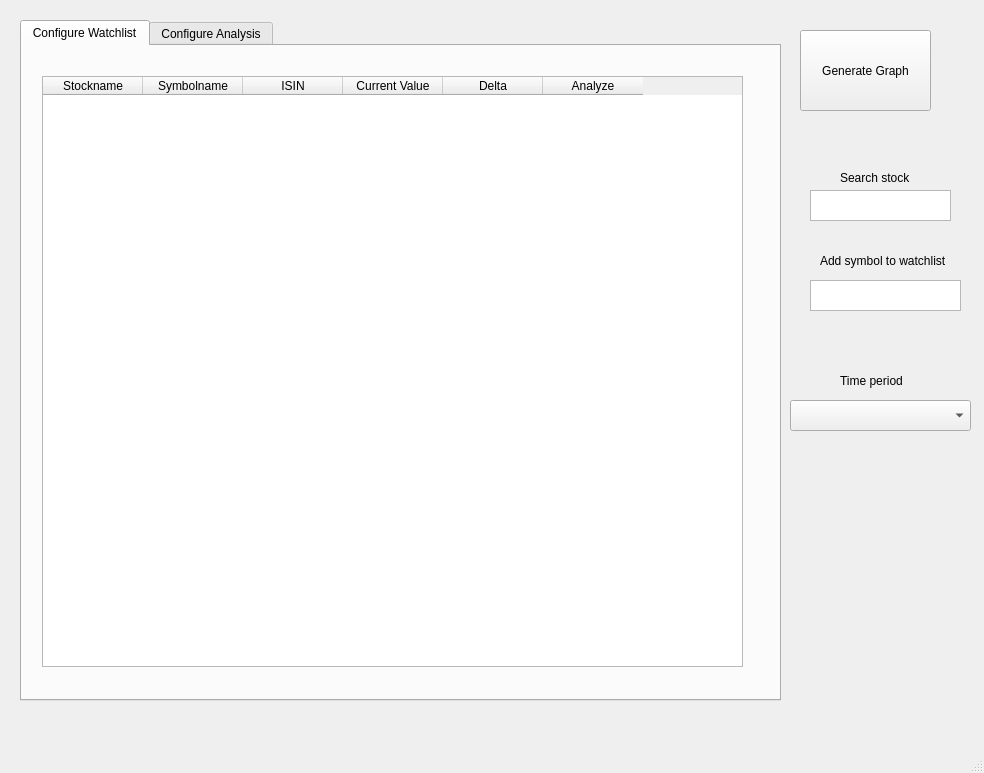
Before: the Qt Designer form view/qt/mainframe.ui in FantaExotic/Way2WB, drawn with Qt 5.
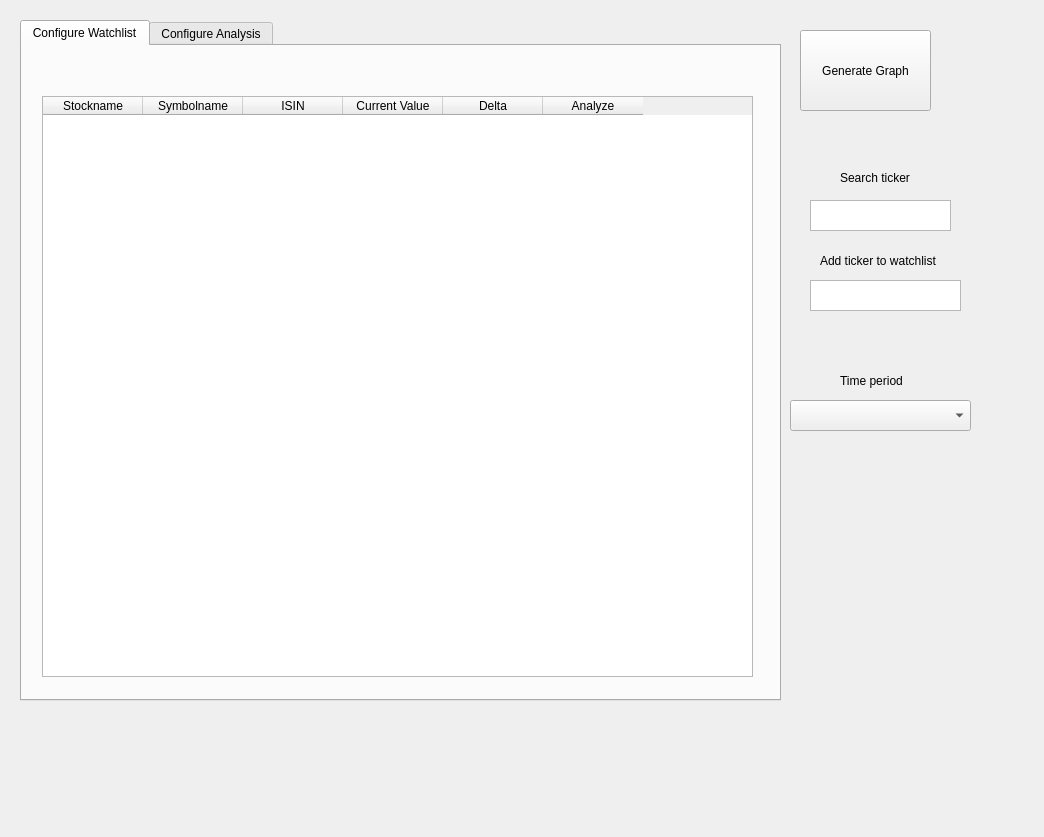
After: the same form once the commit is applied.

```diff
--- a/view/qt/mainframe.ui
+++ b/view/qt/mainframe.ui
@@ -6,8 +6,8 @@
    <rect>
     <x>0</x>
     <y>0</y>
-    <width>984</width>
-    <height>773</height>
+    <width>1044</width>
+    <height>837</height>
    </rect>
   </property>
   <property name="windowTitle">
@@ -47,9 +47,9 @@
       <property name="geometry">
        <rect>
         <x>20</x>
-        <y>30</y>
-        <width>701</width>
-        <height>591</height>
+        <y>50</y>
+        <width>711</width>
+        <height>581</height>
        </rect>
       </property>
       <property name="sortingEnabled">
@@ -169,7 +169,7 @@
      </rect>
     </property>
     <property name="text">
-     <string>Add symbol to watchlist</string>
+     <string>Add ticker to watchlist</string>
     </property>
    </widget>
    <widget class="QPlainTextEdit" name="plainTextEdit">
@@ -186,7 +186,7 @@
     <property name="geometry">
      <rect>
       <x>810</x>
-      <y>190</y>
+      <y>200</y>
       <width>141</width>
       <height>31</height>
      </rect>
@@ -202,7 +202,7 @@
      </rect>
     </property>
     <property name="text">
-     <string>Search stock</string>
+     <string>Search ticker</string>
     </property>
    </widget>
    <widget class="QComboBox" name="comboBox_2">
@@ -229,17 +229,6 @@
     </property>
    </widget>
   </widget>
-  <widget class="QMenuBar" name="menubar">
-   <property name="geometry">
-    <rect>
-     <x>0</x>
-     <y>0</y>
-     <width>984</width>
-     <height>22</height>
-    </rect>
-   </property>
-  </widget>
-  <widget class="QStatusBar" name="statusbar"/>
  </widget>
  <resources/>
  <connections/>
```
Left out of the diff: 32 changed lines with no effect on the pictures.
